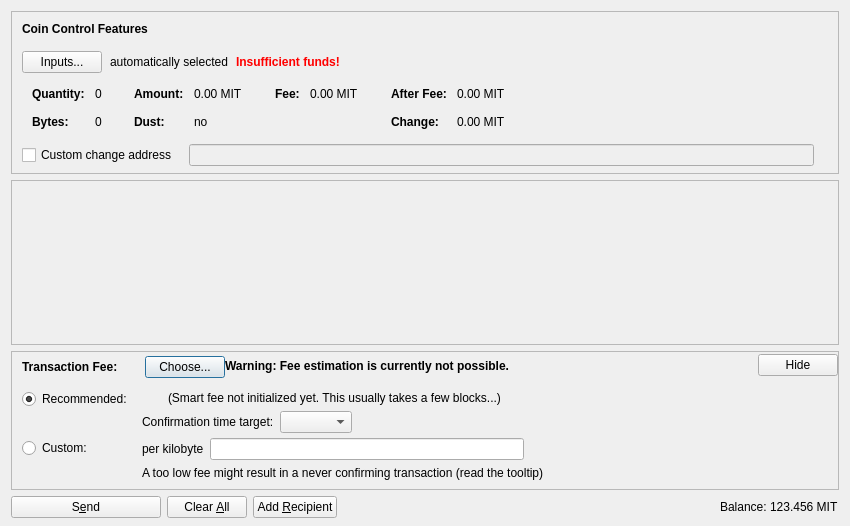
Qt form src/qt/forms/sendcoinsdialog.ui (minblock/duncoin) before a commit.
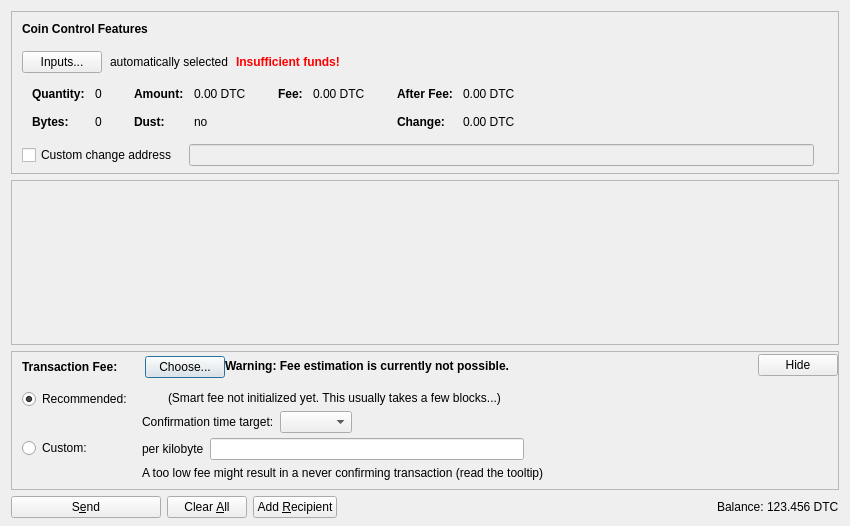
The same form after that commit. Icons and pictures are not drawn. Custom widgets are drawn as their Qt base class.

The edit to the form file:
```diff
--- a/src/qt/forms/sendcoinsdialog.ui
+++ b/src/qt/forms/sendcoinsdialog.ui
@@ -324,7 +324,7 @@
                   <enum>Qt::ActionsContextMenu</enum>
                  </property>
                  <property name="text">
-                  <string notr="true">0.00 MIT</string>
+                  <string notr="true">0.00 DTC</string>
                  </property>
                  <property name="textInteractionFlags">
                   <set>Qt::LinksAccessibleByMouse|Qt::TextSelectableByKeyboard|Qt::TextSelectableByMouse</set>
@@ -404,7 +404,7 @@
                   <enum>Qt::ActionsContextMenu</enum>
                  </property>
                  <property name="text">
-                  <string notr="true">0.00 MIT</string>
+                  <string notr="true">0.00 DTC</string>
                  </property>
                  <property name="textInteractionFlags">
                   <set>Qt::LinksAccessibleByMouse|Qt::TextSelectableByKeyboard|Qt::TextSelectableByMouse</set>
@@ -455,7 +455,7 @@
                   <enum>Qt::ActionsContextMenu</enum>
                  </property>
                  <property name="text">
-                  <string notr="true">0.00 MIT</string>
+                  <string notr="true">0.00 DTC</string>
                  </property>
                  <property name="textInteractionFlags">
                   <set>Qt::LinksAccessibleByMouse|Qt::TextSelectableByKeyboard|Qt::TextSelectableByMouse</set>
@@ -484,7 +484,7 @@
                   <enum>Qt::ActionsContextMenu</enum>
                  </property>
                  <property name="text">
-                  <string notr="true">0.00 MIT</string>
+                  <string notr="true">0.00 DTC</string>
                  </property>
                  <property name="textInteractionFlags">
                   <set>Qt::LinksAccessibleByMouse|Qt::TextSelectableByKeyboard|Qt::TextSelectableByMouse</set>
@@ -1204,7 +1204,7 @@
           <cursorShape>IBeamCursor</cursorShape>
          </property>
          <property name="text">
-          <string notr="true">123.456 MIT</string>
+          <string notr="true">123.456 DTC</string>
          </property>
          <property name="textInteractionFlags">
           <set>Qt::LinksAccessibleByMouse|Qt::TextSelectableByKeyboard|Qt::TextSelectableByMouse</set>
```
